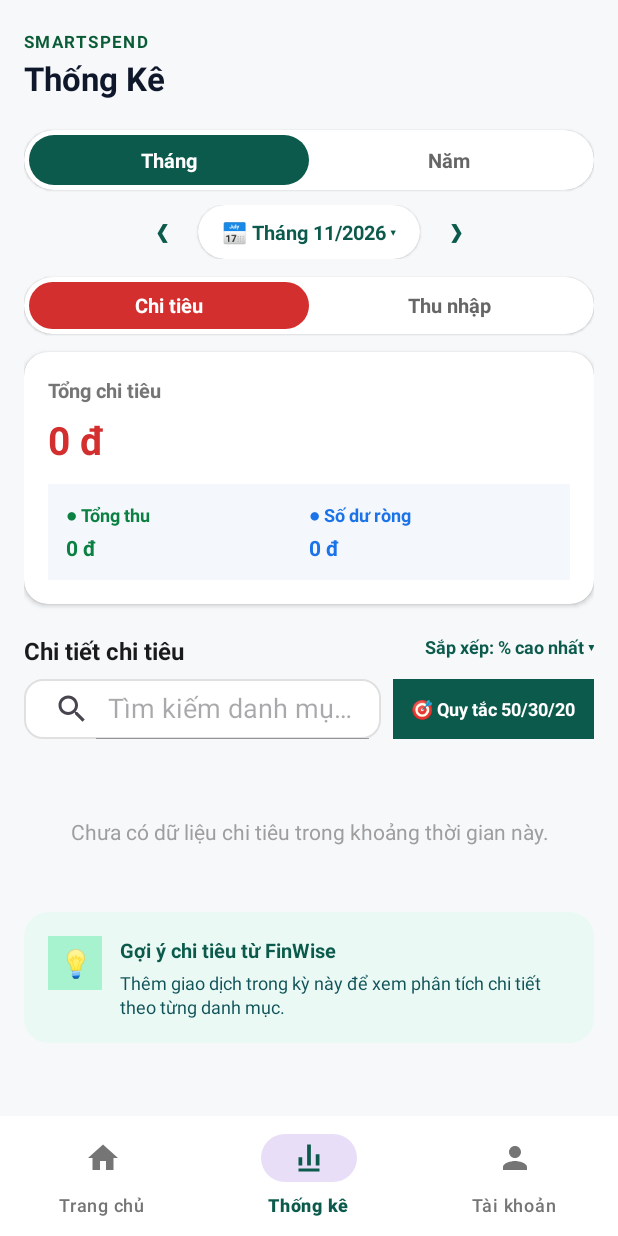
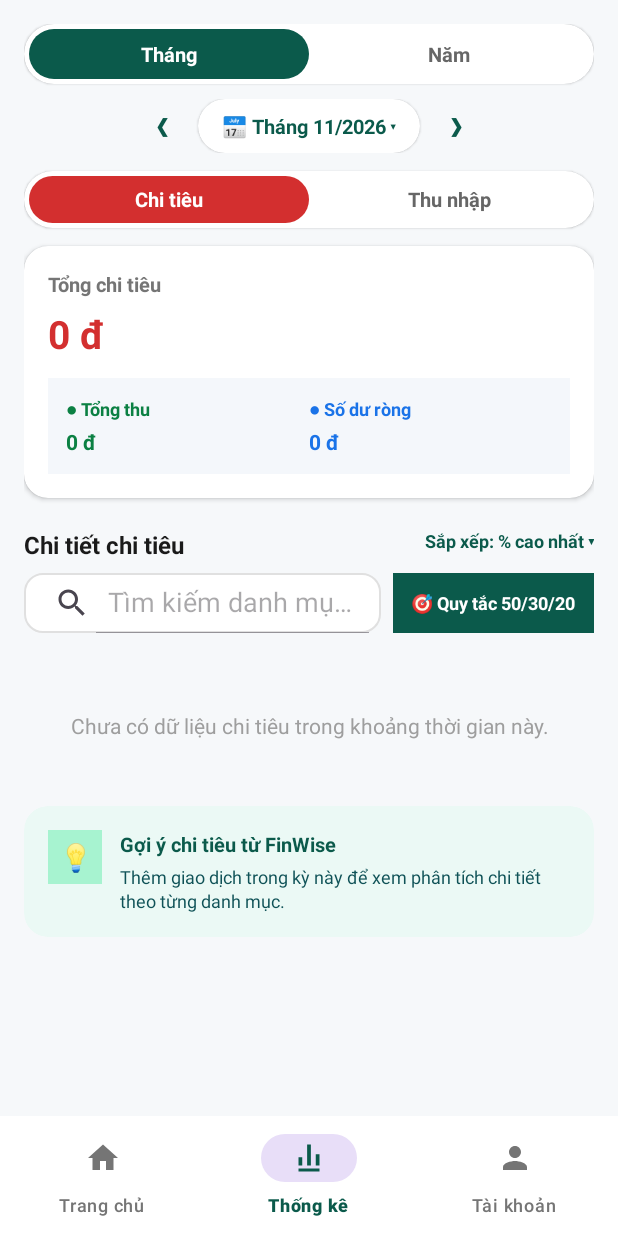
Before and after one commit to kietnt1905/SmartSpend-Android, an Android app: the screen it shows after launch (MainActivity), item 2 of the bottom bar chosen, on a phone screen of 412 x 824 dp. Run offline under Robolectric (Android 15) with nearby library versions, the phone set to English and light mode, and no system bars; 1 statement that could not run was skipped.

Commit message:
style(statistic): xóa Header Top Bar trên màn hình Thống kê

```diff
--- a/app/src/main/res/layout/fragment_statistic.xml
+++ b/app/src/main/res/layout/fragment_statistic.xml
@@ -15,39 +15,10 @@
         android:orientation="vertical"
         android:padding="16dp">
 
-        <!-- 1. Header Top Bar -->
-        <LinearLayout
-            android:layout_width="match_parent"
-            android:layout_height="wrap_content"
-            android:orientation="vertical"
-            android:paddingTop="4dp"
-            android:paddingBottom="4dp">
-
-            <TextView
-                android:layout_width="wrap_content"
-                android:layout_height="wrap_content"
-                android:letterSpacing="0.08"
-                android:text="SMARTSPEND"
-                android:textColor="#0A5C36"
-                android:textSize="11sp"
-                android:textStyle="bold" />
-
-            <TextView
-                android:id="@+id/tvHeaderTitle"
-                android:layout_width="wrap_content"
-                android:layout_height="wrap_content"
-                android:layout_marginTop="2dp"
-                android:text="Thống Kê"
-                android:textColor="#0F172A"
-                android:textSize="22sp"
-                android:textStyle="bold" />
-        </LinearLayout>
-
-        <!-- 2. Time Filter Segment Bar (Tháng / Năm) -->
+        <!-- 1. Time Filter Segment Bar (Tháng / Năm) -->
         <androidx.cardview.widget.CardView
             android:layout_width="match_parent"
             android:layout_height="wrap_content"
-            android:layout_marginTop="16dp"
             app:cardBackgroundColor="#FFFFFF"
             app:cardCornerRadius="20dp"
             app:cardElevation="1dp">
```
